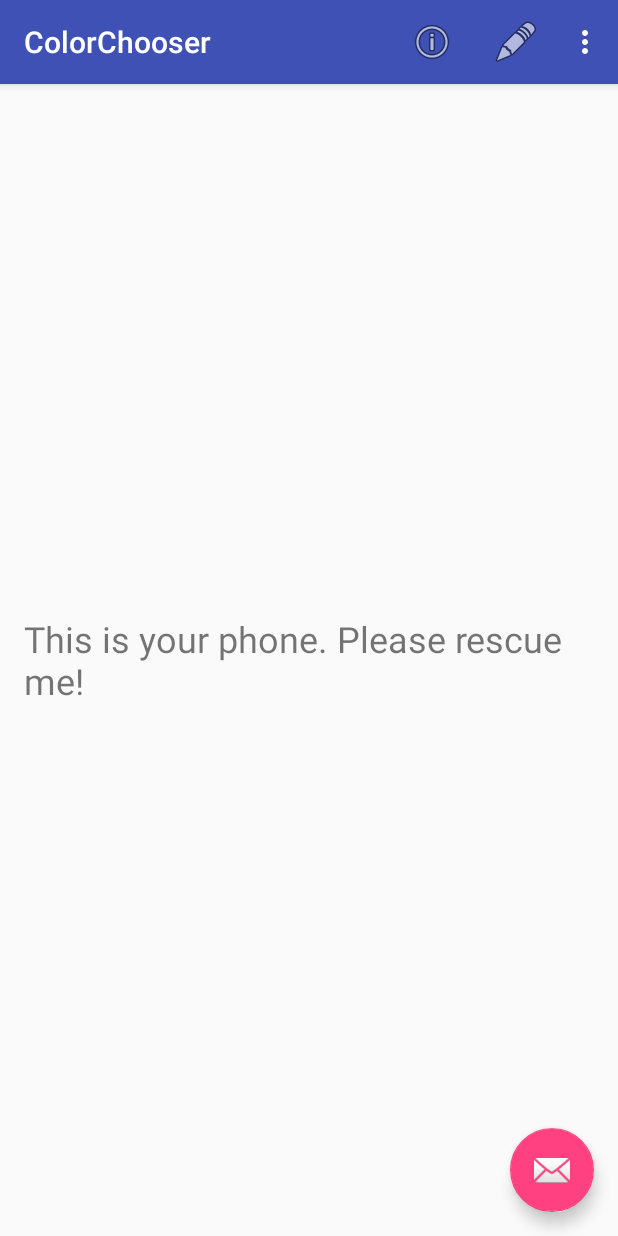
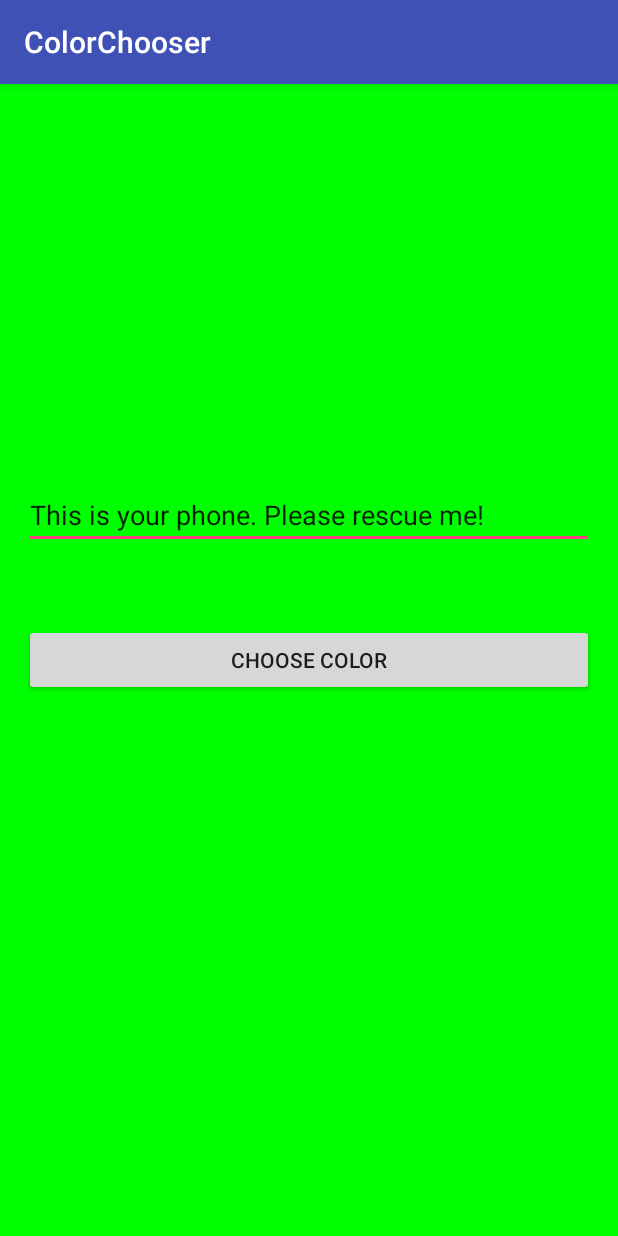
Before and after one commit to SDUT2018/05_ColorChooser_Prep, an Android app: the screen it shows after launch (MainActivity before the commit, InputActivity after it), after a tap on "Change color", on a phone screen of 412 x 824 dp. Run offline under Robolectric (Android 15) with nearby library versions, the phone set to English and light mode, and no system bars; libraries missing offline, so code that uses them is left out: com.flask.colorpicker.

Commit message:
Finished Color Chooser

```diff
--- a/ColorChooser/app/src/main/java/edu/rosehulman/boutell/colorchooser/InputActivity.java
+++ b/ColorChooser/app/src/main/java/edu/rosehulman/boutell/colorchooser/InputActivity.java
@@ -2,6 +2,7 @@ package edu.rosehulman.boutell.colorchooser;
 
 import android.app.Activity;
 import android.content.DialogInterface;
+import android.content.Intent;
 import android.graphics.Color;
 import android.os.Bundle;
 import android.support.v7.app.AppCompatActivity;
@@ -30,8 +31,12 @@ public class InputActivity extends AppCompatActivity {
     mLayout = (RelativeLayout) findViewById(R.id.activity_input_layout);
     mEditText = (EditText) findViewById(R.id.activity_input_message);
 
-        mMessage = "Hello World";
-        mCurrentBackgroundColor = Color.GRAY;
+//        mMessage = "Hello World";
+//        mCurrentBackgroundColor = Color.GRAY;
+    Intent intent = getIntent();
+    mMessage = intent.getStringExtra(MainActivity.EXTRA_MESSAGE);
+    mCurrentBackgroundColor = intent.getIntExtra(MainActivity.EXTRA_COLOR, Color.GRAY);
+
     updateUI();
 
     Button colorButton = (Button) findViewById(R.id.activity_input_button);
@@ -70,6 +75,11 @@ public class InputActivity extends AppCompatActivity {
             updateUI();
             // TODO: Use an intent to send info back to activity that called this one for a result.
 
+            Intent returnIntent = new Intent();
+            returnIntent.putExtra(MainActivity.EXTRA_MESSAGE, mMessage);
+            returnIntent.putExtra(MainActivity.EXTRA_COLOR, mCurrentBackgroundColor);
+            setResult(Activity.RESULT_OK, returnIntent);
+            finish();
           }
         })
         .setNegativeButton(getString(android.R.string.cancel), null)
--- a/ColorChooser/app/src/main/java/edu/rosehulman/boutell/colorchooser/MainActivity.java
+++ b/ColorChooser/app/src/main/java/edu/rosehulman/boutell/colorchooser/MainActivity.java
@@ -1,20 +1,31 @@
 package edu.rosehulman.boutell.colorchooser;
 
+import android.app.Activity;
 import android.content.Intent;
 import android.graphics.Color;
+import android.net.Uri;
 import android.os.Bundle;
 import android.support.design.widget.FloatingActionButton;
 import android.support.v7.app.AppCompatActivity;
 import android.support.v7.widget.Toolbar;
+import android.util.Log;
 import android.view.Menu;
 import android.view.MenuItem;
 import android.view.View;
 import android.widget.RelativeLayout;
 import android.widget.TextView;
+import android.widget.Toast;
 
 
 public class MainActivity extends AppCompatActivity {
-  public static final String EXTRA_MESSAGE = "EXTRA_"
+
+  // In order to pass information you need a Key-Value pair
+  public static final String EXTRA_MESSAGE = "EXTRA_MESSAGE";
+  public static final String EXTRA_COLOR = "EXTRA_COLOR";
+
+  // In order to retrun information you need a Request Code
+  // Request codes cannot be 0 and must be unique if you have many
+  private static final int REQUEST_CODE_INPUT = 1;
 
   private RelativeLayout mLayout;
   private TextView mTextView;
@@ -32,7 +43,17 @@ public class MainActivity extends AppCompatActivity {
     fab.setOnClickListener(new View.OnClickListener() {
       @Override
       public void onClick(View view) {
-                // TODO: Send an email with the message field as the body
+        // DONE: Send an email with the message field as the body
+        Intent intent = new Intent(Intent.ACTION_SENDTO);
+        intent.setData(Uri.parse("mailto:"));
+        intent.putExtra(Intent.EXTRA_EMAIL, new String[] {"fisherds@rose-hulman.edu"});
+        intent.putExtra(Intent.EXTRA_SUBJECT, "Hello from class");
+        intent.putExtra(Intent.EXTRA_TEXT, mMessage);
+        if (intent.resolveActivity(getPackageManager()) != null) {
+          startActivity(intent);
+        } else {
+          Toast.makeText(MainActivity.this, "Email not supported on this device. Sorry", Toast.LENGTH_LONG).show();
+        }
       }
     });
 
@@ -59,12 +80,13 @@ public class MainActivity extends AppCompatActivity {
         // DONE: Launch a new Info Activity that is a ScrollingActivity.
         Intent infoIntent = new Intent(this, ScrollingActivity.class);
         startActivity(infoIntent);
-
         return true;
-
       case R.id.action_change_color:
-                // TODO: Launch the InputActivity to get a result
-
+        // DONE: Launch the InputActivity to get a result
+        Intent inputIntent = new Intent(this, InputActivity.class);
+        inputIntent.putExtra(EXTRA_MESSAGE, mMessage);
+        inputIntent.putExtra(EXTRA_COLOR, mBackgroundColor);
+        startActivityForResult(inputIntent, REQUEST_CODE_INPUT);
         return true;
 
       case R.id.action_settings:
@@ -79,5 +101,13 @@ public class MainActivity extends AppCompatActivity {
     mLayout.setBackgroundColor(mBackgroundColor);
   }
 
-
+  @Override
+  protected void onActivityResult(int requestCode, int resultCode, Intent data) {
+    super.onActivityResult(requestCode, resultCode, data);
+    if (requestCode == REQUEST_CODE_INPUT && resultCode == Activity.RESULT_OK) {
+      mMessage = data.getStringExtra(EXTRA_MESSAGE);
+      mBackgroundColor = data.getIntExtra(EXTRA_COLOR, Color.GRAY);
+      updateUI();
     }
+  }
+}
```
Lines whose indentation alone changed are shown as unchanged.
